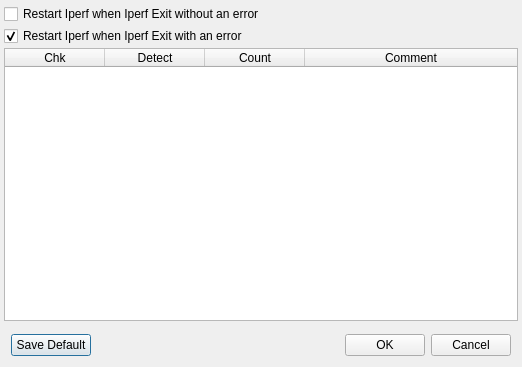
This is qiperfc/src/dlgiperfrestartrule.ui in coolshou/qiperf as Qt 5 draws it before an edit. The edited form follows.
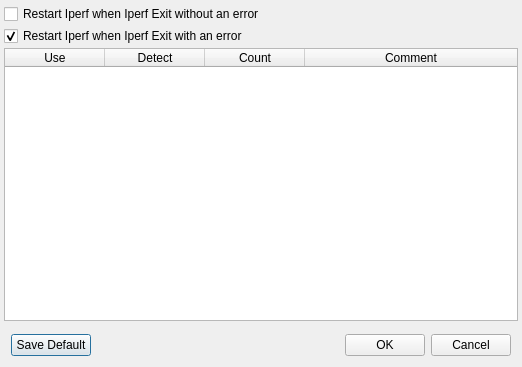
This is the edited form. Icons and pictures are not drawn.

Commit message: update header column text

```diff
--- a/qiperfc/src/dlgiperfrestartrule.ui
+++ b/qiperfc/src/dlgiperfrestartrule.ui
@@ -81,7 +81,7 @@
         </attribute>
         <column>
          <property name="text">
-          <string>Chk</string>
+          <string>Use</string>
          </property>
         </column>
         <column>
```
